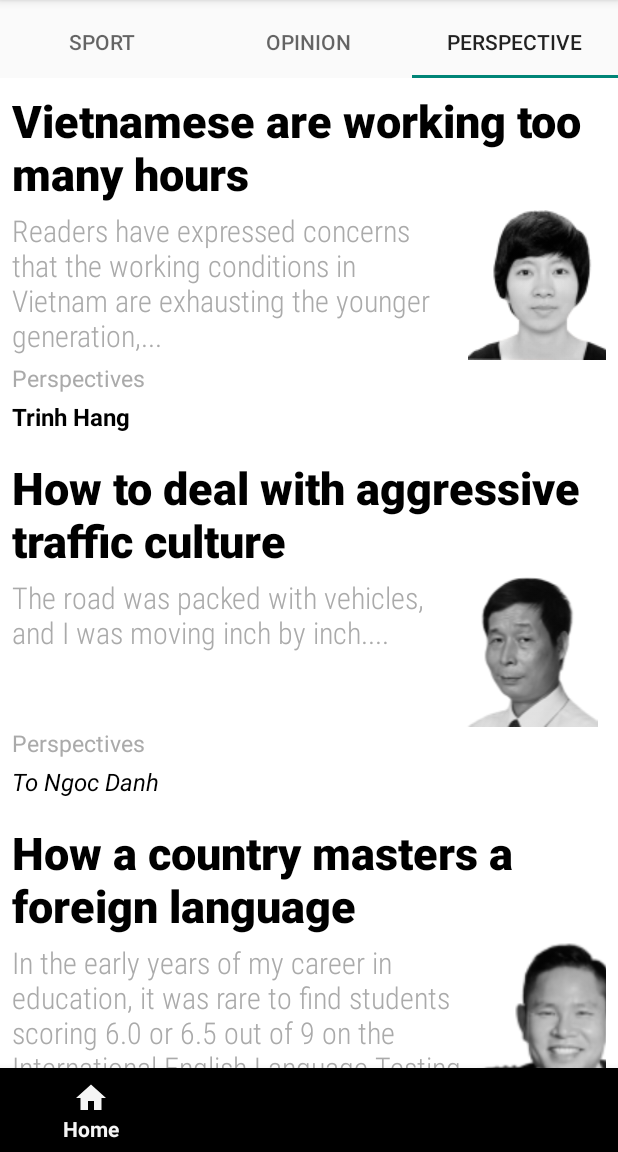
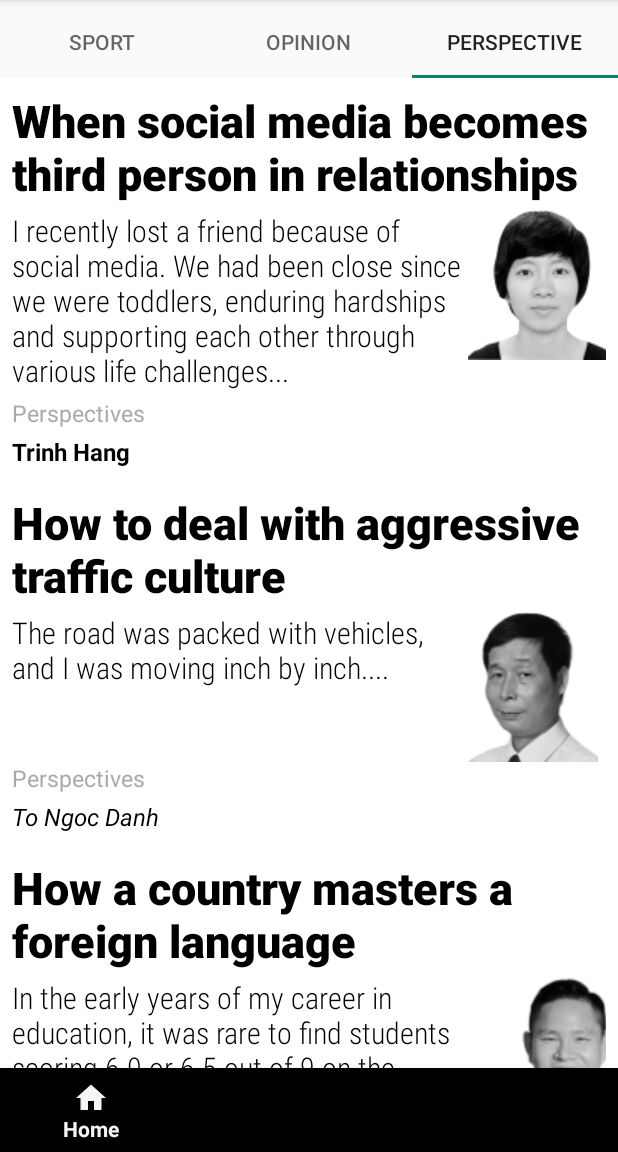
Before and after one commit to NgocNguyen1103/Group15_OnlineNewsReader, an Android app: the screen it shows after launch (MainActivity), tab 3 chosen, on a phone screen of 412 x 824 dp, the part 84-1236 px from its top. Run offline under Robolectric (Android 15) with nearby library versions, the phone set to English and light mode, and no system bars.

```diff
--- a/NewsApp/app/src/main/java/vn/edu/usth/newsreader/duc_works/ActivityBao1.java
+++ b/NewsApp/app/src/main/java/vn/edu/usth/newsreader/duc_works/ActivityBao1.java
@@ -5,12 +5,10 @@ import android.os.Bundle;
 import androidx.annotation.Nullable;
 import androidx.appcompat.app.AppCompatActivity;
 
-import vn.edu.usth.newsreader.R;
-
 public class ActivityBao1 extends AppCompatActivity {
     @Override
     protected void onCreate(@Nullable Bundle savedInstanceState) {
         super.onCreate(savedInstanceState);
-        setContentView(vn.edu.usth.newsreader.R.layout.activity_bao1);
+        setContentView(vn.edu.usth.newsreader.R.layout.activity_perspective1);
     }
 }
--- a/NewsApp/app/src/main/res/layout/activity_bao1.xml
+++ b/NewsApp/app/src/main/res/layout/activity_perspective1.xml
@@ -33,7 +33,7 @@
             android:id="@+id/article_title"
             android:layout_width="match_parent"
             android:layout_height="wrap_content"
-            android:text="When social media becomes third person in relationships."
+            android:text="When social media becomes third person in relationships"
             android:textSize="30dp"
             android:fontFamily="sans-serif-black"
             android:textStyle="bold"
--- a/NewsApp/app/src/main/res/layout/fragment_bao1.xml
+++ b/NewsApp/app/src/main/res/layout/fragment_bao1.xml
@@ -12,7 +12,7 @@
         android:id="@+id/article_title"
         android:layout_width="match_parent"
         android:layout_height="wrap_content"
-        android:text="Vietnamese are working too many hours"
+        android:text="When social media becomes third person in relationships"
         android:textSize="30dp"
         android:textStyle="bold"
         android:fontFamily="sans-serif-black"
@@ -27,10 +27,10 @@
             android:id="@+id/article_description"
             android:layout_width="300dp"
             android:layout_height="wrap_content"
-            android:text="Readers have expressed concerns that the working conditions in Vietnam are exhausting the younger generation,..."
+            android:text="I recently lost a friend because of social media. We had been close since we were toddlers, enduring hardships and supporting each other through various life challenges..."
             android:textSize="20dp"
             android:fontFamily="sans-serif-condensed-light"
-            android:textColor="@android:color/darker_gray"
+            android:textColor="@android:color/black"
             android:paddingBottom="4dp"/>
         <!-- Hình ảnh tác giả -->
         <ImageView
--- a/NewsApp/app/src/main/res/layout/fragment_bao2.xml
+++ b/NewsApp/app/src/main/res/layout/fragment_bao2.xml
@@ -31,7 +31,7 @@
             android:layout_height="85dp"
             android:paddingBottom="4dp"
             android:text="The road was packed with vehicles, and I was moving inch by inch...."
-            android:textColor="@android:color/darker_gray"
+            android:textColor="@android:color/black"
             android:fontFamily="sans-serif-condensed-light"
             android:textSize="20dp" />
 
--- a/NewsApp/app/src/main/res/layout/fragment_bao3.xml
+++ b/NewsApp/app/src/main/res/layout/fragment_bao3.xml
@@ -30,7 +30,7 @@
             android:text="In the early years of my career in education, it was rare to find students scoring 6.0 or 6.5 out of 9 on the International English Language Testing System (IELTS),...."
             android:textSize="20dp"
             android:fontFamily="sans-serif-condensed-light"
-            android:textColor="@android:color/darker_gray"
+            android:textColor="@android:color/black"
             android:paddingBottom="4dp"/>
         <!-- Hình ảnh tác giả -->
         <ImageView
```
